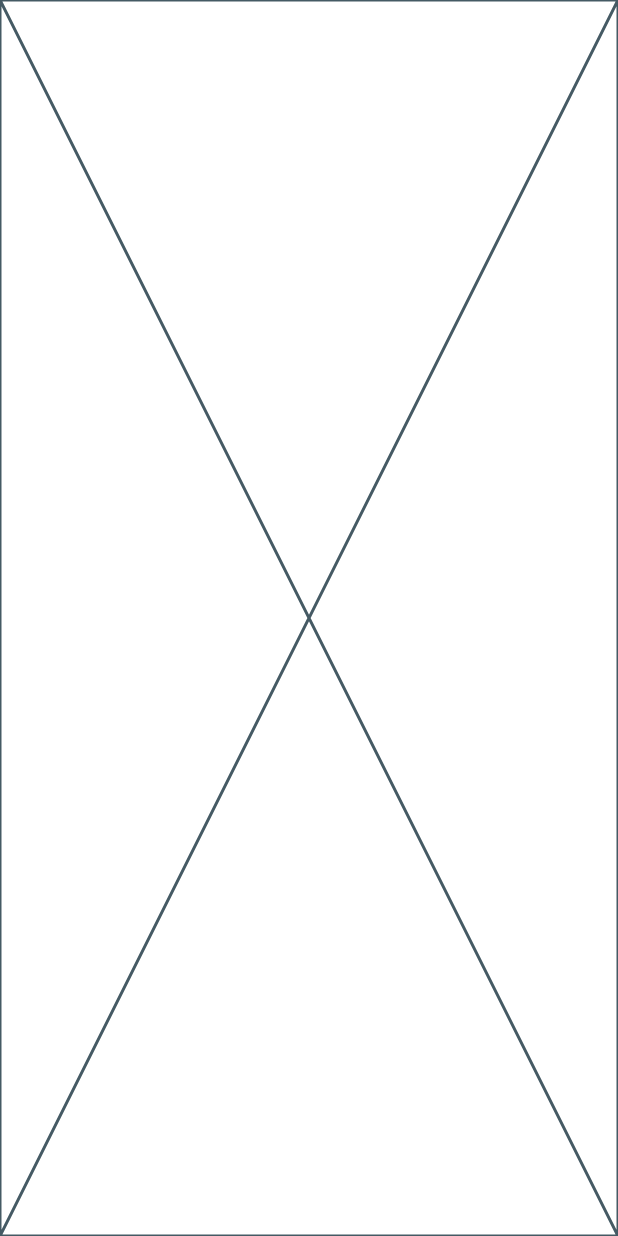
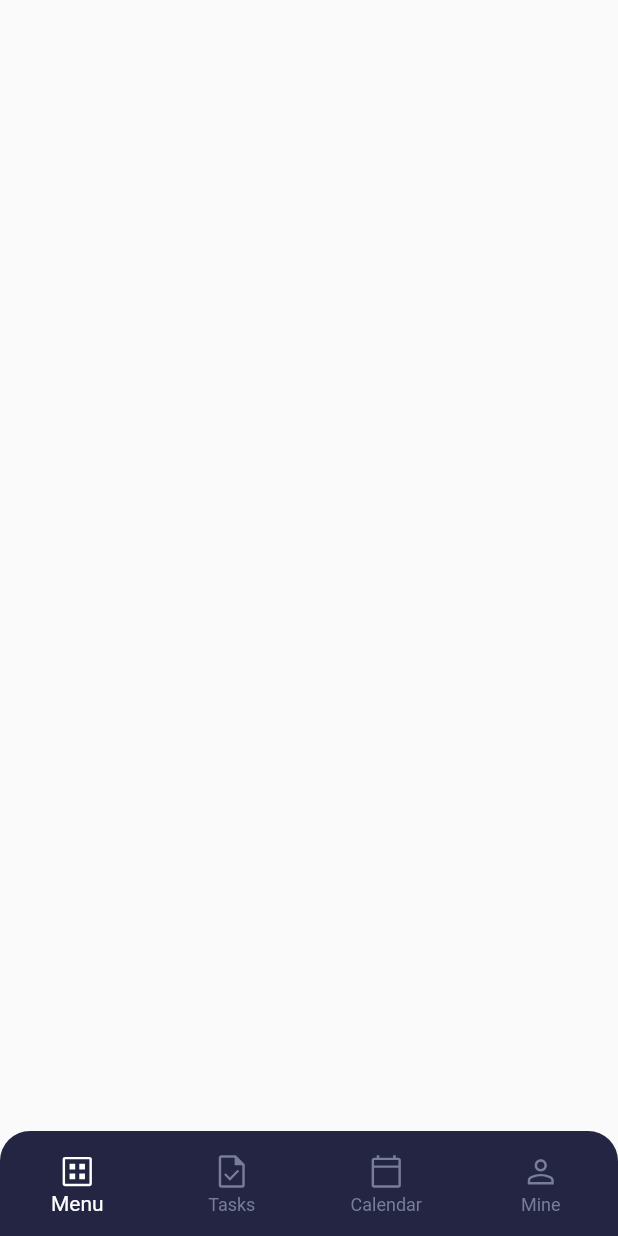
Before and after one commit to IslomjonCoder/to_do_app, a Flutter app: the screen it shows after launch, on a phone screen of 412 x 824 dp. Run offline on Flutter 3.47's test engine with Material 2 defaults, Android fonts, the phone set to English and light mode, and no system bars; our stand-ins replace flutter_svg, shared_preferences.

Commit message:
added BottomNavBar

```diff
--- a/lib/main.dart
+++ b/lib/main.dart
@@ -10,7 +10,8 @@ class MyApp extends StatelessWidget {
 
   @override
   Widget build(BuildContext context) {
-    return const MaterialApp(
+    return MaterialApp(
+      theme: ThemeData(fontFamily: "Roboto", useMaterial3: false),
       debugShowCheckedModeBanner: false,
       initialRoute: RouteNames.initial,
       onGenerateRoute: AppRoutes.generateRoute,
--- /dev/null
+++ b/lib/ui/bottom_nav_bar/navigationBar_Screen.dart
@@ -0,0 +1,112 @@
+import 'package:flutter/material.dart';
+import 'package:flutter_svg/svg.dart';
+import 'package:to_do_app/ui/calendar_screen/calendar_screen.dart';
+import 'package:to_do_app/ui/home/home.dart';
+import 'package:to_do_app/ui/profile_screen/profile_screen.dart';
+import 'package:to_do_app/utils/colors.dart';
+import 'package:to_do_app/utils/icons.dart';
+
+import '../menu_drawer/drawer.dart';
+
+class NavBar extends StatefulWidget {
+  const NavBar({super.key});
+
+  @override
+  State<NavBar> createState() => _NavBarState();
+}
+
+class _NavBarState extends State<NavBar> {
+  int pageIndex = 0;
+  List<Widget> _screens = [];
+  @override
+  void initState() {
+    _screens = [
+      DrawerMenuScreen(),
+      HomeScreen(),
+      CalendarScreen(),
+      ProfileScreen(),
+    ];
+
+    super.initState();
+  }
+
+  @override
+  Widget build(BuildContext context) {
+    return Scaffold(
+      body: _screens[pageIndex],
+      bottomNavigationBar: SizedBox(
+        height: 70,
+        child: ClipRRect(
+          borderRadius: BorderRadius.only(
+            topLeft: Radius.circular(
+              20,
+            ),
+            topRight: Radius.circular(
+              20,
+            ),
+          ),
+          child: BottomNavigationBar(
+            type: BottomNavigationBarType.fixed,
+            backgroundColor: ColorsApp.secondaryBG,
+            items: [
+              _getBottomNavBarItem(
+                icon: IconsApp.bottomMenu,
+                activeIcon: IconsApp.bottomMenu,
+                label: "Menu",
+                // index: pageIndex,
+              ),
+              _getBottomNavBarItem(
+                icon: IconsApp.bottomTasks,
+                activeIcon: IconsApp.bottomTasks,
+                label: "Tasks",
+                // index: pageIndex,
+              ),
+              _getBottomNavBarItem(
+                icon: IconsApp.bottomCalendar,
+                activeIcon: IconsApp.bottomCalendar,
+                label: "Calendar",
+                // index: pageIndex,
+              ),
+              _getBottomNavBarItem(
+                icon: IconsApp.bottomProfile,
+                activeIcon: IconsApp.bottomProfile,
+                label: "Mine",
+                // index: pageIndex,
+              ),
+            ],
+            currentIndex: pageIndex,
+            onTap: (index) {
+              setState(() {
+                pageIndex = index;
+              });
+            },
+            iconSize: 28,
+            selectedItemColor: Colors.white,
+            unselectedItemColor: ColorsApp.mainIconColor,
+            // selectedLabelStyle: const TextStyle(color: Colors.white),
+            // unselectedLabelStyle: const TextStyle(color: ColorsApp.mainIconColor),
+          ),
+        ),
+      ),
+    );
+  }
+}
+
+_getBottomNavBarItem({
+  required String icon,
+  required String activeIcon,
+  required String label,
+  int index = 1,
+}) {
+  return BottomNavigationBarItem(
+    icon: SvgPicture.asset(icon,
+        colorFilter: index == 1
+            ? ColorFilter.mode(ColorsApp.mainIconColor, BlendMode.srcIn)
+            : null),
+    activeIcon: SvgPicture.asset(activeIcon,
+        colorFilter: index == 1
+            ? const ColorFilter.mode(Colors.white, BlendMode.srcIn)
+            : null),
+    label: label,
+  );
+}
--- /dev/null
+++ b/lib/ui/calendar_screen/calendar_screen.dart
@@ -0,0 +1,15 @@
+import 'package:flutter/material.dart';
+
+class CalendarScreen extends StatefulWidget {
+  const CalendarScreen({super.key});
+
+  @override
+  State<CalendarScreen> createState() => _CalendarScreenState();
+}
+
+class _CalendarScreenState extends State<CalendarScreen> {
+  @override
+  Widget build(BuildContext context) {
+    return const Scaffold();
+  }
+}
--- a/lib/ui/home/home.dart
+++ b/lib/ui/home/home.dart
@@ -1,7 +1,7 @@
 import 'package:flutter/material.dart';
 
 class HomeScreen extends StatefulWidget {
-  const HomeScreen({super.key});
+  HomeScreen({super.key});
 
   @override
   State<HomeScreen> createState() => _HomeScreenState();
@@ -10,6 +10,16 @@ class HomeScreen extends StatefulWidget {
 class _HomeScreenState extends State<HomeScreen> {
   @override
   Widget build(BuildContext context) {
-    return const Placeholder();
+    return const Scaffold(
+      body: Center(
+        child: Column(
+          children: [
+            Text(
+              "data",
+            ),
+          ],
+        ),
+      ),
+    );
   }
 }
--- /dev/null
+++ b/lib/ui/menu_drawer/drawer.dart
@@ -0,0 +1,15 @@
+import 'package:flutter/material.dart';
+
+class DrawerMenuScreen extends StatefulWidget {
+  const DrawerMenuScreen({super.key});
+
+  @override
+  State<DrawerMenuScreen> createState() => _DrawerMenuScreenState();
+}
+
+class _DrawerMenuScreenState extends State<DrawerMenuScreen> {
+  @override
+  Widget build(BuildContext context) {
+    return const Scaffold();
+  }
+}
--- /dev/null
+++ b/lib/ui/profile_screen/profile_screen.dart
@@ -0,0 +1,15 @@
+import 'package:flutter/material.dart';
+
+class ProfileScreen extends StatefulWidget {
+  const ProfileScreen({super.key});
+
+  @override
+  State<ProfileScreen> createState() => _ProfileScreenState();
+}
+
+class _ProfileScreenState extends State<ProfileScreen> {
+  @override
+  Widget build(BuildContext context) {
+    return const Scaffold();
+  }
+}
--- a/lib/ui/route/app_routes.dart
+++ b/lib/ui/route/app_routes.dart
@@ -1,5 +1,6 @@
 import 'package:flutter/material.dart';
 
+import '../bottom_nav_bar/navigationBar_Screen.dart';
 import '../home/home.dart';
 
 class RouteNames {
@@ -10,7 +11,7 @@ class AppRoutes {
   static Route generateRoute(RouteSettings settings) {
     switch (settings.name) {
       case RouteNames.initial:
-        return MaterialPageRoute(builder: (context) => const HomeScreen());
+        return MaterialPageRoute(builder: (context) =>  NavBar());
       default:
         return MaterialPageRoute(
             builder: (context) => const Scaffold(
```
Also changed, not shown: pubspec.yaml (+9 -9 lines), assets/svg/bottom-nav-bar-icons/bottom_profile_icon.svg, assets/svg/bottom-nav-bar-icons/bottom_tasks_icon.svg, lib/ui/login/login.dart (deleted), lib/ui/onboard/onboard.dart (deleted), lib/ui/profile/profile.dart (deleted).
